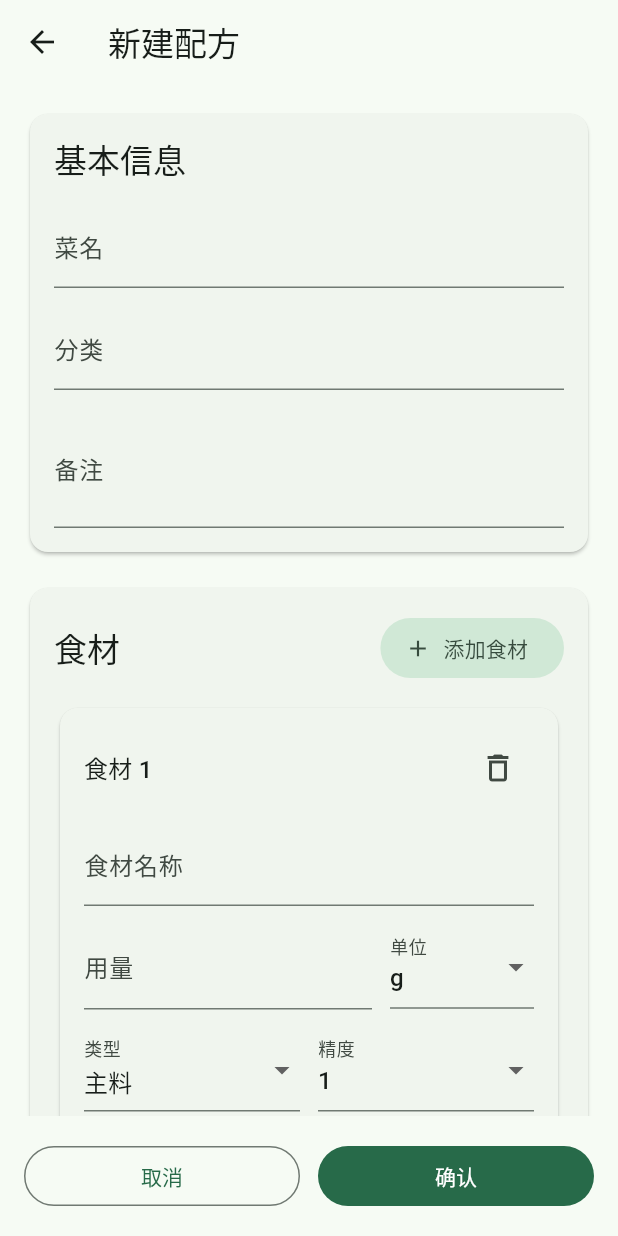
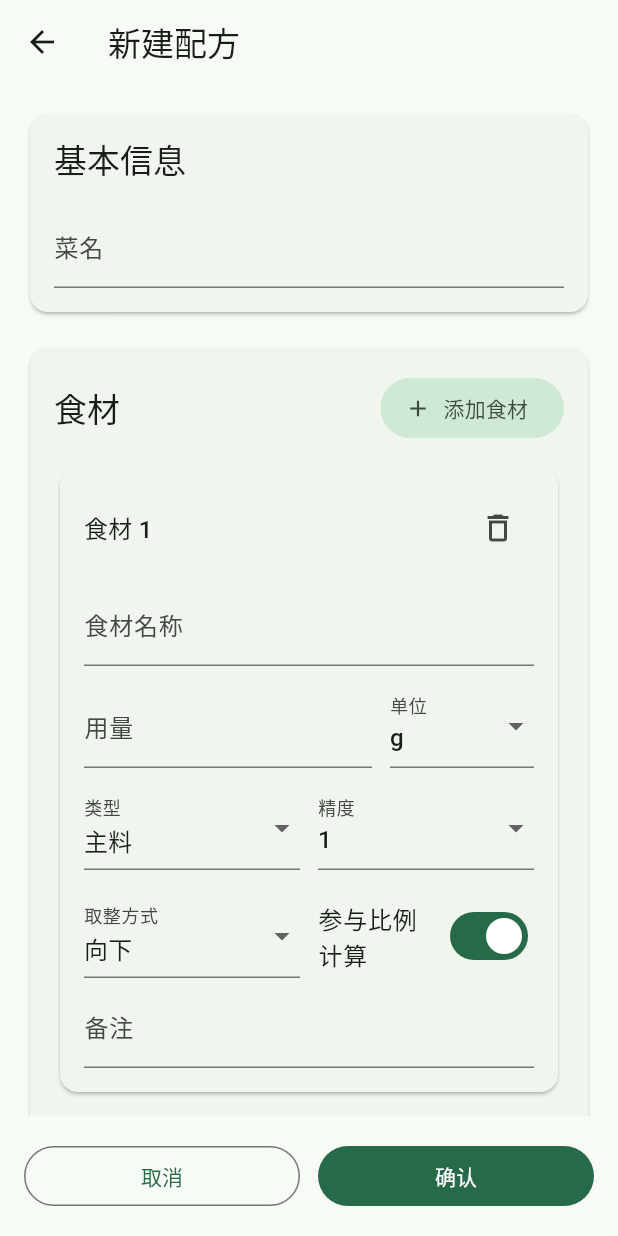
Before and after one commit to Ventilation616/SmartMenu, a Flutter app: the screen it shows after launch, after a tap on "新建", on a phone screen of 412 x 824 dp. Run offline on Flutter 3.47's test engine with Material 3 defaults, Android fonts, the phone set to English and light mode, and no system bars; our stand-ins replace decimal, drift, flutter_riverpod, freezed_annotation, go_router, logger; missing offline and left inert: rational; accounts and stored records are empty.

Commit message:
简化元素

```diff
--- a/smart_menu_app/lib/data/datasources/local/tables/recipes_table.dart
+++ b/smart_menu_app/lib/data/datasources/local/tables/recipes_table.dart
@@ -8,10 +8,6 @@ class RecipeEntities extends Table {
 
   TextColumn get name => text()();
 
-  TextColumn get category => text().withDefault(const Constant(''))();
-
-  TextColumn get description => text().withDefault(const Constant(''))();
-
   DateTimeColumn get createdAt => dateTime()();
 
   DateTimeColumn get updatedAt => dateTime()();
--- a/smart_menu_app/lib/data/mappers/recipe_mapper.dart
+++ b/smart_menu_app/lib/data/mappers/recipe_mapper.dart
@@ -21,8 +21,6 @@ class RecipeMapper {
     return Recipe(
       id: recipe.id,
       name: recipe.name,
-      category: recipe.category,
-      description: recipe.description,
       createdAt: recipe.createdAt,
       updatedAt: recipe.updatedAt,
       ingredients: ingredients.map(toDomainIngredient).toList(growable: false),
@@ -61,8 +59,6 @@ class RecipeMapper {
     return RecipeEntitiesCompanion(
       id: Value(recipe.id),
       name: Value(recipe.name),
-      category: Value(recipe.category),
-      description: Value(recipe.description),
       createdAt: Value(recipe.createdAt),
       updatedAt: Value(recipe.updatedAt),
     );
--- a/smart_menu_app/lib/domain/models/recipe.dart
+++ b/smart_menu_app/lib/domain/models/recipe.dart
@@ -11,8 +11,6 @@ abstract class Recipe with _$Recipe {
   const factory Recipe({
     required String id,
     required String name,
-    @Default('') String category,
-    @Default('') String description,
     required DateTime createdAt,
     required DateTime updatedAt,
     @Default(<Ingredient>[]) List<Ingredient> ingredients,
--- a/smart_menu_app/lib/domain/use_cases/recipe_input_preparer.dart
+++ b/smart_menu_app/lib/domain/use_cases/recipe_input_preparer.dart
@@ -47,8 +47,6 @@ class RecipeInputPreparer {
     return recipe.copyWith(
       id: recipeId,
       name: recipe.name.trim(),
-      category: recipe.category.trim(),
-      description: recipe.description.trim(),
       createdAt: createdAt,
       updatedAt: now,
       ingredients: _prepareIngredients(recipe.ingredients, uuid),
--- a/smart_menu_app/lib/presentation/providers/recipe_providers.dart
+++ b/smart_menu_app/lib/presentation/providers/recipe_providers.dart
@@ -50,9 +50,7 @@ final deleteRecipeUseCaseProvider = Provider<DeleteRecipeUseCase>((ref) {
   return DeleteRecipeUseCase(ref.watch(recipeRepositoryProvider));
 });
 
-final recipeListSearchKeywordProvider = StateProvider<String>(
-  (ref) => '',
-);
+final recipeListSearchKeywordProvider = StateProvider<String>((ref) => '');
 
 final recipeListProvider = FutureProvider<List<Recipe>>((ref) async {
   final keyword = ref.watch(recipeListSearchKeywordProvider).trim();
--- a/smart_menu_app/lib/presentation/widgets/ingredient_form_item.dart
+++ b/smart_menu_app/lib/presentation/widgets/ingredient_form_item.dart
@@ -16,7 +16,6 @@ class IngredientFormData {
     this.precision = PrecisionOption.one,
     this.roundingMode = IngredientRoundingMode.floor,
     this.scalable = true,
-    this.isScaleTarget = false,
   });
 
   final TextEditingController nameController;
@@ -27,35 +26,26 @@ class IngredientFormData {
   PrecisionOption precision;
   IngredientRoundingMode roundingMode;
   bool scalable;
-  bool isScaleTarget;
 }
 
 class IngredientFormItem extends StatelessWidget {
   const IngredientFormItem({
     required this.index,
     required this.data,
-    required this.isEditMode,
-    required this.isAmountEditable,
     required this.onRemove,
     required this.onChanged,
-    required this.onScaleTargetChanged,
     super.key,
   });
 
   final int index;
   final IngredientFormData data;
-  final bool isEditMode;
-  final bool isAmountEditable;
   final VoidCallback onRemove;
   final VoidCallback onChanged;
-  final ValueChanged<bool?> onScaleTargetChanged;
 
   @override
   Widget build(BuildContext context) {
     final amountText = data.amountController.text.trim();
     final usesDescriptor = DecimalUtils.isDescriptorAmount(amountText);
-    final canUseScaleTarget =
-        isEditMode && data.scalable && DecimalUtils.tryParseAmount(amountText) != null;
 
     return Card(
       child: Padding(
@@ -79,6 +69,7 @@ class IngredientFormItem extends StatelessWidget {
             ),
             const SizedBox(height: 12),
             TextFormField(
+              key: ValueKey<String>('ingredient_name_$index'),
               controller: data.nameController,
               decoration: const InputDecoration(labelText: '食材名称'),
               onChanged: (_) => onChanged(),
@@ -95,12 +86,9 @@ class IngredientFormItem extends StatelessWidget {
                 Expanded(
                   flex: 2,
                   child: TextFormField(
+                    key: ValueKey<String>('ingredient_amount_$index'),
                     controller: data.amountController,
-                    readOnly: !isAmountEditable,
-                    decoration: const InputDecoration(
-                      labelText: '用量',
-                      hintText: '例如：500 / 适量',
-                    ),
+                    decoration: const InputDecoration(labelText: '用量'),
                     onChanged: (_) => onChanged(),
                     validator: (value) {
                       final normalized = value?.trim() ?? '';
@@ -223,45 +211,17 @@ class IngredientFormItem extends StatelessWidget {
                   child: SwitchListTile(
                     contentPadding: EdgeInsets.zero,
                     title: const Text('参与比例计算'),
-                    subtitle: Text(usesDescriptor ? '描述型用量会自动关闭' : '可参与动态重算'),
                     value: usesDescriptor ? false : data.scalable,
                     onChanged: usesDescriptor
                         ? null
                         : (value) {
                             data.scalable = value;
-                            if (!value) {
-                              data.isScaleTarget = false;
-                            }
                             onChanged();
                           },
                   ),
                 ),
               ],
             ),
-            if (isEditMode)
-              Padding(
-                padding: const EdgeInsets.only(bottom: 12),
-                child: CheckboxListTile(
-                  contentPadding: EdgeInsets.zero,
-                  title: const Text('设为调整基准'),
-                  subtitle: Text(
-                    canUseScaleTarget
-                        ? '保存时将以这个食材的新用量作为比例基准'
-                        : '仅数值型且参与计算的食材可作为基准',
-                  ),
-                  value: data.isScaleTarget,
-                  onChanged:
-                      canUseScaleTarget ? onScaleTargetChanged : null,
-                ),
-              ),
-            if (isEditMode && data.scalable && !data.isScaleTarget)
-              Padding(
-                padding: const EdgeInsets.only(bottom: 12),
-                child: Text(
-                  '当其他可计算食材被设为调整基准时，这个食材会在保存时自动计算。',
-                  style: Theme.of(context).textTheme.bodySmall,
-                ),
-              ),
             TextFormField(
               controller: data.remarkController,
               decoration: const InputDecoration(labelText: '备注'),
--- a/smart_menu_app/lib/presentation/widgets/recipe_editor_page.dart
+++ b/smart_menu_app/lib/presentation/widgets/recipe_editor_page.dart
@@ -1,9 +1,13 @@
+import 'dart:math';
+
+import 'package:decimal/decimal.dart';
 import 'package:flutter/material.dart';
 import 'package:go_router/go_router.dart';
 
 import '../../app/routes.dart';
 import '../../core/exceptions/app_exception.dart';
 import '../../core/utils/decimal_utils.dart';
+import '../../core/utils/rounding_utils.dart';
 import '../../domain/models/cooking_step.dart';
 import '../../domain/models/ingredient.dart';
 import '../../domain/models/recipe.dart';
@@ -39,12 +43,10 @@ class RecipeEditorPage extends StatefulWidget {
 class _RecipeEditorPageState extends State<RecipeEditorPage> {
   final _formKey = GlobalKey<FormState>();
   late final TextEditingController _nameController;
-  late final TextEditingController _categoryController;
-  late final TextEditingController _descriptionController;
-
   late final List<_IngredientDraft> _ingredients;
   late final List<_StepDraft> _steps;
-  String? _selectedScaleTargetId;
+  late final Map<_IngredientDraft, Decimal?> _lastNumericAmounts;
+  bool _isApplyingAutoScaling = false;
   bool _isSaving = false;
 
   @override
@@ -52,23 +54,23 @@ class _RecipeEditorPageState extends State<RecipeEditorPage> {
     super.initState();
     final recipe = widget.initialRecipe;
     _nameController = TextEditingController(text: recipe?.name ?? '');
-    _categoryController = TextEditingController(text: recipe?.category ?? '');
-    _descriptionController = TextEditingController(
-      text: recipe?.description ?? '',
-    );
     _ingredients = recipe == null
         ? <_IngredientDraft>[_IngredientDraft.empty()]
         : recipe.ingredients.map(_IngredientDraft.fromIngredient).toList();
     _steps = recipe == null
         ? <_StepDraft>[_StepDraft.empty()]
         : recipe.steps.map(_StepDraft.fromStep).toList();
+    _lastNumericAmounts = <_IngredientDraft, Decimal?>{
+      for (final ingredient in _ingredients)
+        ingredient: DecimalUtils.tryParseAmount(
+          ingredient.amountController.text.trim(),
+        ),
+    };
   }
 
   @override
   void dispose() {
     _nameController.dispose();
-    _categoryController.dispose();
-    _descriptionController.dispose();
     for (final ingredient in _ingredients) {
       ingredient.dispose();
     }
@@ -115,34 +117,13 @@ class _RecipeEditorPageState extends State<RecipeEditorPage> {
             const SizedBox(height: 16),
             TextFormField(
               controller: _nameController,
-              decoration: const InputDecoration(
-                labelText: '菜名',
-                hintText: '例如：红烧鸡腿',
-              ),
+              decoration: const InputDecoration(labelText: '菜名'),
               validator: (value) {
                 if (value == null || value.trim().isEmpty) {
                   return '菜名不能为空';
                 }
                 return null;
               },
-            ),
-            const SizedBox(height: 12),
-            TextFormField(
-              controller: _categoryController,
-              decoration: const InputDecoration(
-                labelText: '分类',
-                hintText: '例如：家常菜',
-              ),
-            ),
-            const SizedBox(height: 12),
-            TextFormField(
-              controller: _descriptionController,
-              minLines: 2,
-              maxLines: 3,
-              decoration: const InputDecoration(
-                labelText: '备注',
-                hintText: '记录口味、时间或注意事项',
-              ),
             ),
           ],
         ),
@@ -151,10 +132,6 @@ class _RecipeEditorPageState extends State<RecipeEditorPage> {
   }
 
   Widget _buildIngredientSection(BuildContext context) {
-    final selectedIngredient = _ingredients.where((ingredient) {
-      return ingredient.id == _selectedScaleTargetId;
-    }).firstOrNull;
-
     return Card(
       child: Padding(
         padding: const EdgeInsets.all(16),
@@ -172,77 +149,21 @@ class _RecipeEditorPageState extends State<RecipeEditorPage> {
                 ),
               ],
             ),
-            if (widget.isEditMode) ...<Widget>[
-              const SizedBox(height: 8),
-              Text(
-                selectedIngredient == null
-                    ? '当前未显式选择调整基准。保存时若只改动一个可计算食材，用例也会自动识别。'
-                    : '当前调整基准：${selectedIngredient.nameController.text.trim().isEmpty ? '未命名食材' : selectedIngredient.nameController.text.trim()}',
-                style: Theme.of(context).textTheme.bodySmall,
-              ),
-              if (selectedIngredient != null)
-                Align(
-                  alignment: Alignment.centerLeft,
-                  child: TextButton(
-                    onPressed: () {
-                      setState(() {
-                        _selectedScaleTargetId = null;
-                        for (final ingredient in _ingredients) {
-                          ingredient.isScaleTarget = false;
-                        }
-                      });
-                    },
-                    child: const Text('清除调整基准'),
-                  ),
-                ),
-            ],
             const SizedBox(height: 12),
             ..._ingredients.asMap().entries.map((entry) {
               final index = entry.key;
               final ingredient = entry.value;
-              final targetSelected = _selectedScaleTargetId != null;
-              final canEditAmount = !widget.isEditMode ||
-                  !targetSelected ||
-                  ingredient.id == _selectedScaleTargetId ||
-                  !ingredient.scalable;
 
               return Padding(
                 padding: const EdgeInsets.only(bottom: 12),
                 child: IngredientFormItem(
                   index: index,
                   data: ingredient,
-                  isEditMode: widget.isEditMode,
-                  isAmountEditable: canEditAmount,
                   onRemove: () => _removeIngredient(index),
-                  onChanged: () => setState(() {
-                    final amountText = ingredient.amountController.text.trim();
-                    if (DecimalUtils.isDescriptorAmount(amountText)) {
-                      ingredient.scalable = false;
-                      if (_selectedScaleTargetId == ingredient.id) {
-                        _selectedScaleTargetId = null;
-                        ingredient.isScaleTarget = false;
-                      }
-                    }
-                  }),
-                  onScaleTargetChanged: (value) {
-                    setState(() {
-                      if (!(value ?? false)) {
-                        return;
-                      }
-                      _selectedScaleTargetId = ingredient.id;
-                      for (final item in _ingredients) {
-                        item.isScaleTarget = item.id == ingredient.id;
-                      }
-                    });
-                  },
+                  onChanged: () => _handleIngredientChanged(ingredient),
                 ),
               );
             }),
-            if (_ingredients.isEmpty)
-              const Padding(
-                padding: EdgeInsets.symmetric(vertical: 12),
-                child: Text('还没有食材，先添加一项吧。'),
-              ),
           ],
         ),
       ),
@@ -280,11 +201,6 @@ class _RecipeEditorPageState extends State<RecipeEditorPage> {
                 ),
               );
             }),
-            if (_steps.isEmpty)
-              const Padding(
-                padding: EdgeInsets.symmetric(vertical: 12),
-                child: Text('暂未添加步骤，也可以直接保存。'),
-              ),
           ],
         ),
       ),
@@ -293,16 +209,16 @@ class _RecipeEditorPageState extends State<RecipeEditorPage> {
 
   void _addIngredient() {
     setState(() {
-      _ingredients.add(_IngredientDraft.empty());
+      final ingredient = _IngredientDraft.empty();
+      _ingredients.add(ingredient);
+      _lastNumericAmounts[ingredient] = null;
     });
   }
 
   void _removeIngredient(int index) {
     setState(() {
       final ingredient = _ingredients.removeAt(index);
-      if (_selectedScaleTargetId == ingredient.id) {
-        _selectedScaleTargetId = null;
-      }
+      _lastNumericAmounts.remove(ingredient);
       ingredient.dispose();
     });
   }
@@ -375,17 +291,98 @@ class _RecipeEditorPageState extends State<RecipeEditorPage> {
     context.pop();
   }
 
+  void _handleIngredientChanged(_IngredientDraft changedIngredient) {
+    setState(() {
+      final amountText = changedIngredient.amountController.text.trim();
+      if (DecimalUtils.isDescriptorAmount(amountText)) {
+        changedIngredient.scalable = false;
+      }
+
+      final currentAmount = DecimalUtils.tryParseAmount(amountText);
+      final previousAmount = _lastNumericAmounts[changedIngredient];
+      _lastNumericAmounts[changedIngredient] = currentAmount;
+
+      if (_isApplyingAutoScaling ||
+          !changedIngredient.scalable ||
+          currentAmount == null ||
+          previousAmount == null ||
+          currentAmount == previousAmount ||
+          previousAmount <= Decimal.zero) {
+        return;
+      }
+
+      _applyAutomaticScaling(
+        target: changedIngredient,
+        originalAmount: previousAmount,
+        updatedAmount: currentAmount,
+      );
+    });
+  }
+
+  void _applyAutomaticScaling({
+    required _IngredientDraft target,
+    required Decimal originalAmount,
+    required Decimal updatedAmount,
+  }) {
+    _isApplyingAutoScaling = true;
+    try {
+      final scale = updatedAmount / originalAmount;
+      for (final ingredient in _ingredients) {
+        if (identical(ingredient, target)) {
+          _lastNumericAmounts[ingredient] = updatedAmount;
+          continue;
+        }
+
+        final amountText = ingredient.amountController.text.trim();
+        if (!ingredient.scalable ||
+            DecimalUtils.isDescriptorAmount(amountText)) {
+          _lastNumericAmounts[ingredient] = DecimalUtils.tryParseAmount(
+            amountText,
+          );
+          continue;
+        }
+
+        final baseAmount = _lastNumericAmounts[ingredient];
+        if (baseAmount == null) {
+          continue;
+        }
+
+        final rawAmount = (baseAmount.toRational() * scale).toDecimal(
+          scaleOnInfinitePrecision: _calculationScale(ingredient),
+        );
+        final roundedAmount = RoundingUtils.applyPrecision(
+          rawAmount,
+          precision: ingredient.precision,
+          roundingMode: ingredient.roundingMode,
+        );
+        final normalizedText = DecimalUtils.formatDecimal(roundedAmount);
+
+        ingredient.amountController.value = TextEditingValue(
+          text: normalizedText,
+          selection: TextSelection.collapsed(offset: normalizedText.length),
+        );
+        _lastNumericAmounts[ingredient] = roundedAmount;
+      }
+    } finally {
+      _isApplyingAutoScaling = false;
+    }
+  }
+
+  int _calculationScale(_IngredientDraft ingredient) {
+    final precisionScale = Decimal.parse(ingredient.precision.value).scale;
+    return max(precisionScale + 6, 8);
+  }
+
   Recipe _buildRecipeDraft() {
     final now = DateTime.now();
 
     return Recipe(
       id: widget.initialRecipe?.id ?? '',
       name: _nameController.text.trim(),
-      category: _categoryController.text.trim(),
-      description: _descriptionController.text.trim(),
       createdAt: widget.initialRecipe?.createdAt ?? now,
       updatedAt: widget.initialRecipe?.updatedAt ?? now,
-      ingredients: _ingredients.map((ingredient) {
+      ingredients: _ingredients
+          .map((ingredient) {
             final amountText = ingredient.amountController.text.trim();
             final amount = DecimalUtils.tryParseAmount(amountText);
             return Ingredient(
@@ -403,8 +400,12 @@ class _RecipeEditorPageState extends State<RecipeEditorPage> {
               sortOrder: ingredient.sortOrder,
               remark: ingredient.remarkController.text.trim(),
             );
-      }).toList(growable: false),
-      steps: _steps.asMap().entries.map((entry) {
+          })
+          .toList(growable: false),
+      steps: _steps
+          .asMap()
+          .entries
+          .map((entry) {
             final index = entry.key;
             final step = entry.value;
             return CookingStep(
@@ -413,7 +414,8 @@ class _RecipeEditorPageState extends State<RecipeEditorPage> {
               content: step.controller.text.trim(),
               sortOrder: index,
             );
-      }).toList(growable: false),
+          })
+          .toList(growable: false),
     );
   }
 }
@@ -473,16 +475,10 @@ class _IngredientDraft extends IngredientFormData {
 }
 
 class _StepDraft {
-  _StepDraft({
-    required this.id,
-    required this.controller,
-  });
+  _StepDraft({required this.id, required this.controller});
 
   factory _StepDraft.empty() {
-    return _StepDraft(
-      id: '',
-      controller: TextEditingController(),
-    );
+    return _StepDraft(id: '', controller: TextEditingController());
   }
 
   factory _StepDraft.fromStep(CookingStep step) {
@@ -499,7 +495,3 @@ class _StepDraft {
     controller.dispose();
   }
 }
-
-extension<T> on Iterable<T> {
-  T? get firstOrNull => isEmpty ? null : first;
-}
```
Also changed, not shown: smart_menu_app/lib/core/validators/validators.dart (+81 -11 lines), smart_menu_app/lib/data/datasources/local/database.dart (+7 -1 lines), smart_menu_app/lib/presentation/pages/recipe_detail_page.dart (+56 -37 lines), smart_menu_app/lib/presentation/pages/recipe_edit_page.dart (+3 -7 lines), smart_menu_app/lib/presentation/pages/recipe_list_page.dart (+9 -7 lines), smart_menu_app/lib/data/datasources/local/database.g.dart, smart_menu_app/lib/domain/models/recipe.freezed.dart, smart_menu_app/lib/domain/models/recipe.g.dart, 5 other files. Lines whose indentation alone changed are shown as unchanged.
